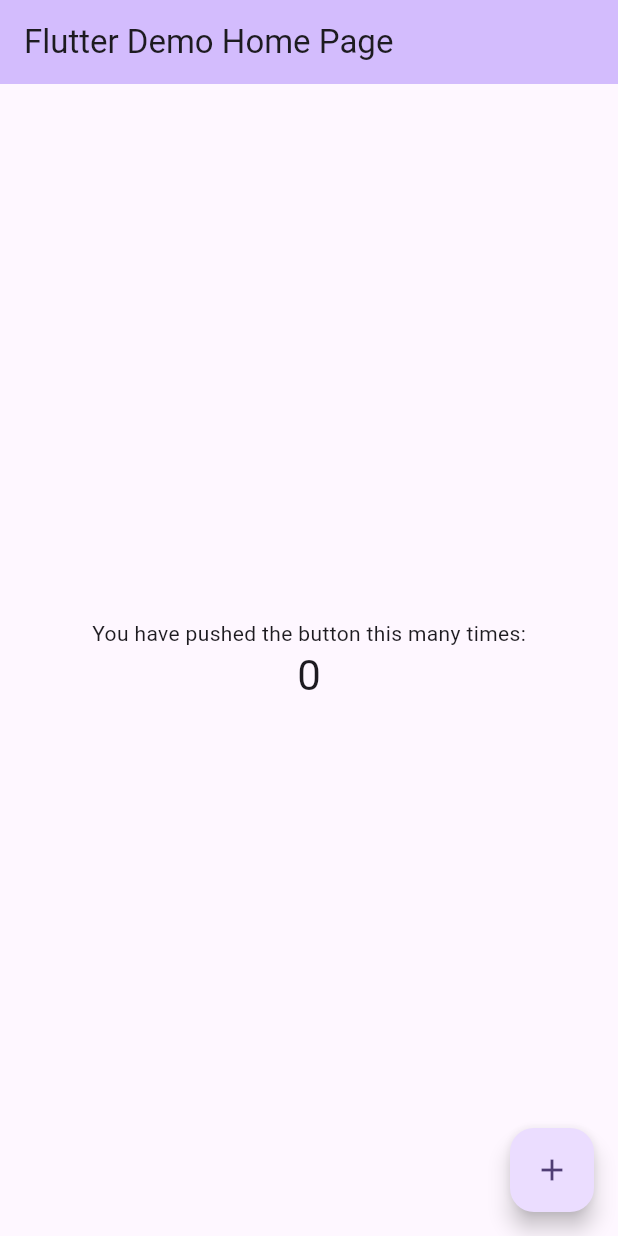
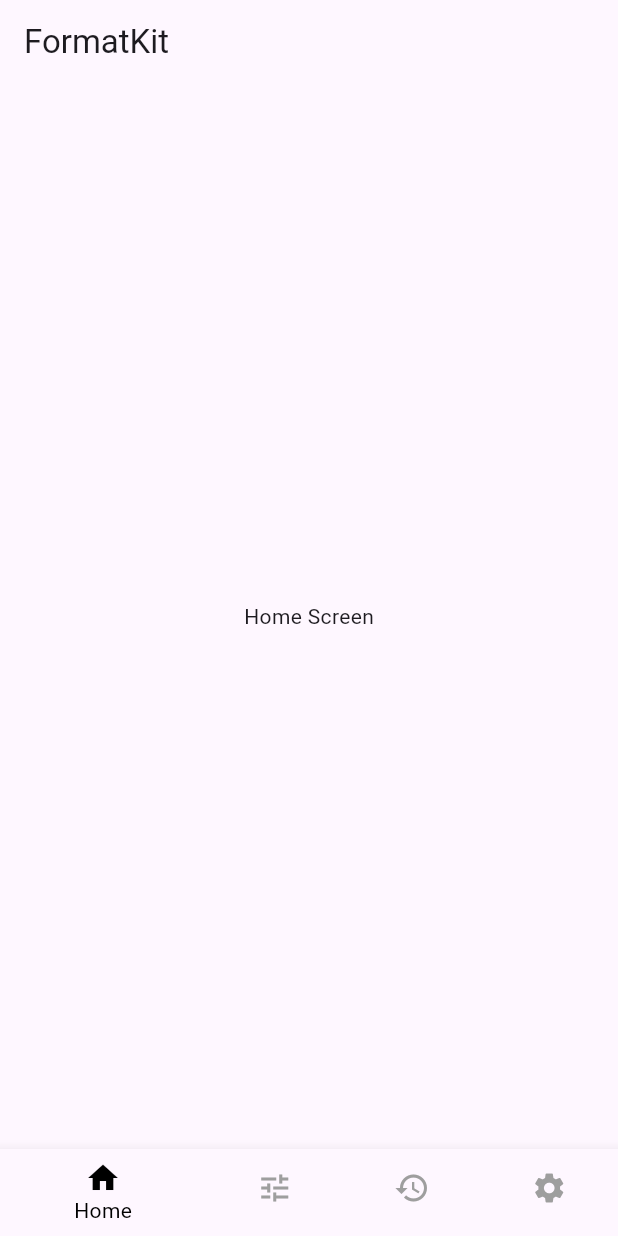
Before and after one commit to hyperbora/format_kit, a Flutter app: the screen it shows after launch, on a phone screen of 412 x 824 dp. Run offline on Flutter 3.47's test engine with Material 3 defaults, Android fonts, the phone set to English and light mode, and no system bars.

Commit message:
feat: 탭바 적용, 기본 화면 추가

```diff
--- /dev/null
+++ b/lib/app.dart
@@ -0,0 +1,28 @@
+import 'package:flutter/material.dart';
+import 'package:format_kit/screens/main_scaffold.dart';
+
+class FormatKitApp extends StatelessWidget {
+  const FormatKitApp({super.key});
+
+  @override
+  Widget build(BuildContext context) {
+    return MaterialApp(
+      title: 'FormatKit',
+      theme: ThemeData.light().copyWith(
+        bottomNavigationBarTheme: const BottomNavigationBarThemeData(
+          backgroundColor: Colors.white,
+          selectedItemColor: Colors.black,
+          unselectedItemColor: Colors.grey,
+        ),
+      ),
+      darkTheme: ThemeData.dark().copyWith(
+        bottomNavigationBarTheme: const BottomNavigationBarThemeData(
+          backgroundColor: Color(0xFF1C1C1E),
+          selectedItemColor: Colors.white,
+          unselectedItemColor: Colors.grey,
+        ),
+      ),
+      home: const MainScaffold(),
+    );
+  }
+}
--- a/lib/main.dart
+++ b/lib/main.dart
@@ -1,122 +1,6 @@
 import 'package:flutter/material.dart';
+import 'package:format_kit/app.dart';
 
 void main() {
-  runApp(const MyApp());
+  runApp(const FormatKitApp());
 }
-
-class MyApp extends StatelessWidget {
-  const MyApp({super.key});
-
-  // This widget is the root of your application.
-  @override
-  Widget build(BuildContext context) {
-    return MaterialApp(
-      title: 'Flutter Demo',
-      theme: ThemeData(
-        // This is the theme of your application.
-        //
-        // TRY THIS: Try running your application with "flutter run". You'll see
-        // the application has a purple toolbar. Then, without quitting the app,
-        // try changing the seedColor in the colorScheme below to Colors.green
-        // and then invoke "hot reload" (save your changes or press the "hot
-        // reload" button in a Flutter-supported IDE, or press "r" if you used
-        // the command line to start the app).
-        //
-        // Notice that the counter didn't reset back to zero; the application
-        // state is not lost during the reload. To reset the state, use hot
-        // restart instead.
-        //
-        // This works for code too, not just values: Most code changes can be
-        // tested with just a hot reload.
-        colorScheme: .fromSeed(seedColor: Colors.deepPurple),
-      ),
-      home: const MyHomePage(title: 'Flutter Demo Home Page'),
-    );
-  }
-}
-
-class MyHomePage extends StatefulWidget {
-  const MyHomePage({super.key, required this.title});
-
-  // This widget is the home page of your application. It is stateful, meaning
-  // that it has a State object (defined below) that contains fields that affect
-  // how it looks.
-
-  // This class is the configuration for the state. It holds the values (in this
-  // case the title) provided by the parent (in this case the App widget) and
-  // used by the build method of the State. Fields in a Widget subclass are
-  // always marked "final".
-
-  final String title;
-
-  @override
-  State<MyHomePage> createState() => _MyHomePageState();
-}
-
-class _MyHomePageState extends State<MyHomePage> {
-  int _counter = 0;
-
-  void _incrementCounter() {
-    setState(() {
-      // This call to setState tells the Flutter framework that something has
-      // changed in this State, which causes it to rerun the build method below
-      // so that the display can reflect the updated values. If we changed
-      // _counter without calling setState(), then the build method would not be
-      // called again, and so nothing would appear to happen.
-      _counter++;
-    });
-  }
-
-  @override
-  Widget build(BuildContext context) {
-    // This method is rerun every time setState is called, for instance as done
-    // by the _incrementCounter method above.
-    //
-    // The Flutter framework has been optimized to make rerunning build methods
-    // fast, so that you can just rebuild anything that needs updating rather
-    // than having to individually change instances of widgets.
-    return Scaffold(
-      appBar: AppBar(
-        // TRY THIS: Try changing the color here to a specific color (to
-        // Colors.amber, perhaps?) and trigger a hot reload to see the AppBar
-        // change color while the other colors stay the same.
-        backgroundColor: Theme.of(context).colorScheme.inversePrimary,
-        // Here we take the value from the MyHomePage object that was created by
-        // the App.build method, and use it to set our appbar title.
-        title: Text(widget.title),
-      ),
-      body: Center(
-        // Center is a layout widget. It takes a single child and positions it
-        // in the middle of the parent.
-        child: Column(
-          // Column is also a layout widget. It takes a list of children and
-          // arranges them vertically. By default, it sizes itself to fit its
-          // children horizontally, and tries to be as tall as its parent.
-          //
-          // Column has various properties to control how it sizes itself and
-          // how it positions its children. Here we use mainAxisAlignment to
-          // center the children vertically; the main axis here is the vertical
-          // axis because Columns are vertical (the cross axis would be
-          // horizontal).
-          //
-          // TRY THIS: Invoke "debug painting" (choose the "Toggle Debug Paint"
-          // action in the IDE, or press "p" in the console), to see the
-          // wireframe for each widget.
-          mainAxisAlignment: .center,
-          children: [
-            const Text('You have pushed the button this many times:'),
-            Text(
-              '$_counter',
-              style: Theme.of(context).textTheme.headlineMedium,
-            ),
-          ],
-        ),
-      ),
-      floatingActionButton: FloatingActionButton(
-        onPressed: _incrementCounter,
-        tooltip: 'Increment',
-        child: const Icon(Icons.add),
-      ),
-    );
-  }
-}
--- /dev/null
+++ b/lib/screens/formats_screen.dart
@@ -0,0 +1,10 @@
+import 'package:flutter/material.dart';
+
+class FormatsScreen extends StatelessWidget {
+  const FormatsScreen({super.key});
+
+  @override
+  Widget build(BuildContext context) {
+    return Center(child: Text('FormatsScreen'));
+  }
+}
--- /dev/null
+++ b/lib/screens/history_screen.dart
@@ -0,0 +1,10 @@
+import 'package:flutter/material.dart';
+
+class HistoryScreen extends StatelessWidget {
+  const HistoryScreen({super.key});
+
+  @override
+  Widget build(BuildContext context) {
+    return Center(child: Text('HistoryScreen'));
+  }
+}
--- /dev/null
+++ b/lib/screens/home_screen.dart
@@ -0,0 +1,10 @@
+import 'package:flutter/material.dart';
+
+class HomeScreen extends StatelessWidget {
+  const HomeScreen({super.key});
+
+  @override
+  Widget build(BuildContext context) {
+    return Center(child: Text('Home Screen'));
+  }
+}
--- /dev/null
+++ b/lib/screens/main_scaffold.dart
@@ -0,0 +1,50 @@
+import 'package:flutter/material.dart';
+import 'package:format_kit/screens/formats_screen.dart';
+import 'package:format_kit/screens/history_screen.dart';
+import 'package:format_kit/screens/home_screen.dart';
+import 'package:format_kit/screens/settings_screen.dart';
+
+class MainScaffold extends StatefulWidget {
+  const MainScaffold({super.key});
+
+  @override
+  State<MainScaffold> createState() => _MainScaffoldState();
+}
+
+class _MainScaffoldState extends State<MainScaffold> {
+  int _selectedIndex = 0;
+
+  final _screens = const [
+    HomeScreen(),
+    FormatsScreen(),
+    HistoryScreen(),
+    SettingsScreen(),
+  ];
+
+  void _onItemTapped(int index) {
+    setState(() {
+      _selectedIndex = index;
+    });
+  }
+
+  @override
+  Widget build(BuildContext context) {
+    return Scaffold(
+      appBar: AppBar(title: const Text('FormatKit')),
+      body: _screens.elementAt(_selectedIndex),
+      bottomNavigationBar: BottomNavigationBar(
+        items: const [
+          BottomNavigationBarItem(icon: Icon(Icons.home), label: 'Home'),
+          BottomNavigationBarItem(icon: Icon(Icons.tune), label: 'Formats'),
+          BottomNavigationBarItem(icon: Icon(Icons.history), label: 'History'),
+          BottomNavigationBarItem(
+            icon: Icon(Icons.settings),
+            label: 'Settings',
+          ),
+        ],
+        currentIndex: _selectedIndex,
+        onTap: _onItemTapped,
+      ),
+    );
+  }
+}
--- /dev/null
+++ b/lib/screens/settings_screen.dart
@@ -0,0 +1,10 @@
+import 'package:flutter/material.dart';
+
+class SettingsScreen extends StatelessWidget {
+  const SettingsScreen({super.key});
+
+  @override
+  Widget build(BuildContext context) {
+    return Center(child: Text('SettingsScreen'));
+  }
+}
```
Also changed, not shown: 1 other file.
